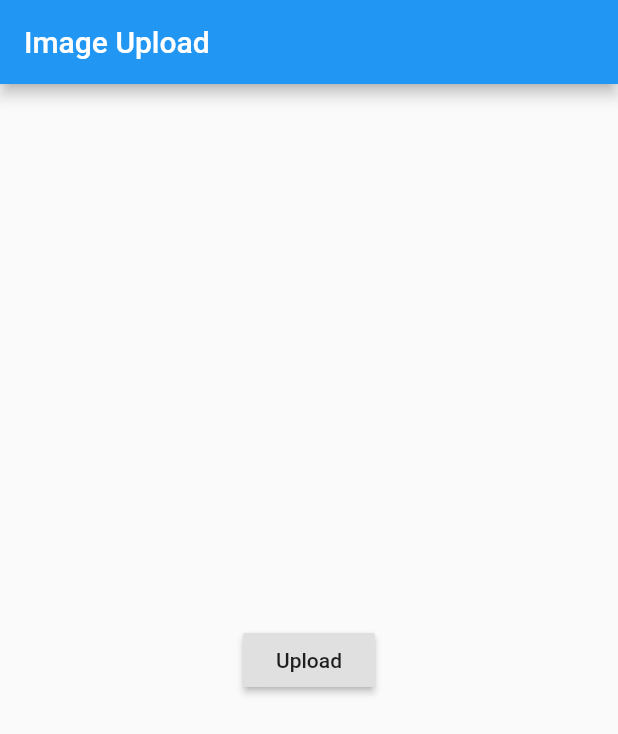
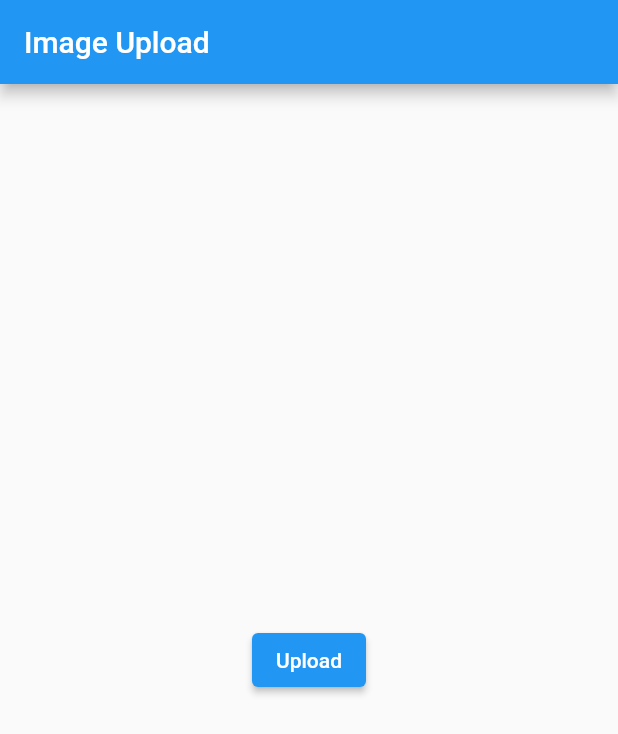
Before and after one commit to flutterwings304/image_upload_server_web, a Flutter app: the screen it shows after launch, after a tap on "Upload", on a phone screen of 412 x 824 dp. Shown: the top 734 px of the screen. Run offline on Flutter 3.47's test engine with Material 2 defaults, Android fonts, the phone set to English and light mode, and no system bars; our stand-ins replace dio, file_picker, firebase_core, firebase_storage; accounts and stored records are empty; network calls fail.

Commit message:
image upload server

```diff
--- a/lib/firebase_upload.dart
+++ b/lib/firebase_upload.dart
@@ -6,10 +6,18 @@ import 'package:firebase_storage/firebase_storage.dart';
 import 'package:flutter/material.dart';
 
 uploadFile() async {
+  final result = await FilePicker.platform.pickFiles(
+    type: FileType.any,
+  );
+  if (result == null) {
+    return;
+  }
+  print(result.files.first);
+  final data = result.files.first.bytes;
   Reference _reference =
       FirebaseStorage.instance.ref().child("Testimonials/${"gh"}");
-  final data = pickFiles();
-  await _reference.putData(data).whenComplete(() async {
+
+  await _reference.putData(data!).whenComplete(() async {
     await _reference.getDownloadURL().then((url) {});
   });
 }
@@ -29,33 +37,25 @@ Future uploadOnServer(
 }
 
 dynamic pickFiles() async {
-  () async {
-    final result = await FilePicker.platform.pickFiles(
-      type: FileType.any,
-    );
-    if (result == null) {
-      return null;
-    }
-
-    return result.files.first.bytes;
-  };
+  () async {};
 }
 
 class ImageUpload extends StatelessWidget {
-  const ImageUpload({ Key? key }) : super(key: key);
+  const ImageUpload({Key? key}) : super(key: key);
 
   @override
   Widget build(BuildContext context) {
+    print("ImageUpload");
     return Scaffold(
       appBar: AppBar(
-        title: Text('Image Upload'),
+        title: const Text('Image Upload'),
       ),
       body: Center(
-        child: RaisedButton(
+        child: ElevatedButton(
           onPressed: () {
             uploadFile();
           },
-          child: Text('Upload'),
+          child: const Text('Upload'),
         ),
       ),
     );
--- a/lib/main.dart
+++ b/lib/main.dart
@@ -1,8 +1,7 @@
 import 'package:firebase_core/firebase_core.dart';
 import 'package:flutter/foundation.dart';
 import 'package:flutter/material.dart';
-
-import 'firebase_upload.dart';
+import 'package:image_upload_server_web/firebase_upload.dart';
 
 Future main() async {
   WidgetsFlutterBinding.ensureInitialized();
@@ -29,6 +28,10 @@
   // This widget is the root of your application.
   @override
   Widget build(BuildContext context) {
+    precacheImage(
+        const NetworkImage(
+            "https://avatars.githubusercontent.com/u/105340872?v=4"),
+        context);
     return MaterialApp(
       title: 'Flutter Demo',
       theme: ThemeData(
```
Also changed, not shown: 1 other file. Lines whose indentation alone changed are shown as unchanged.
